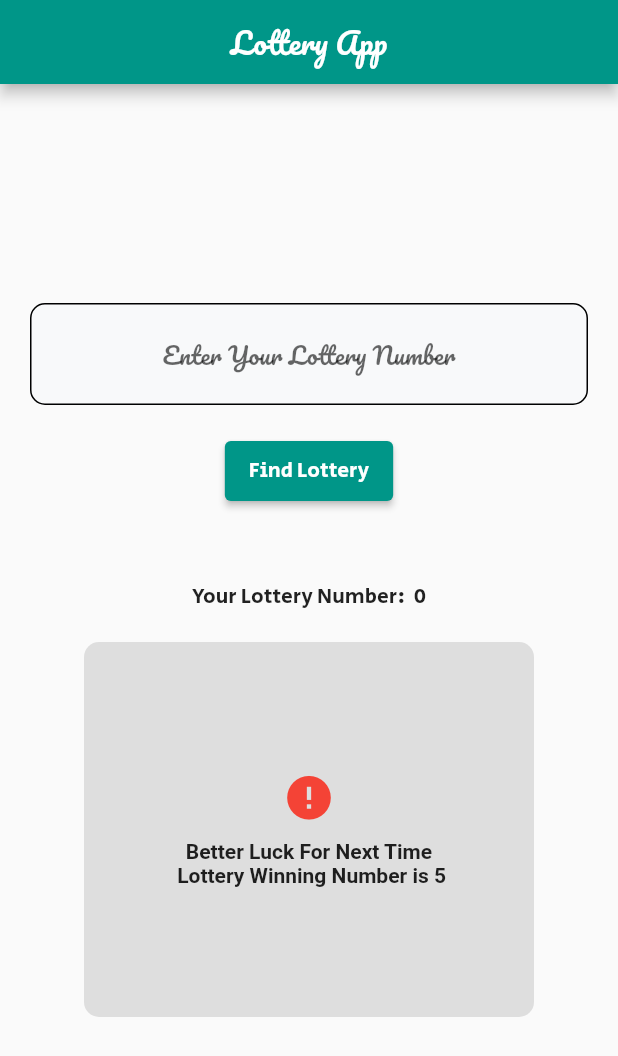
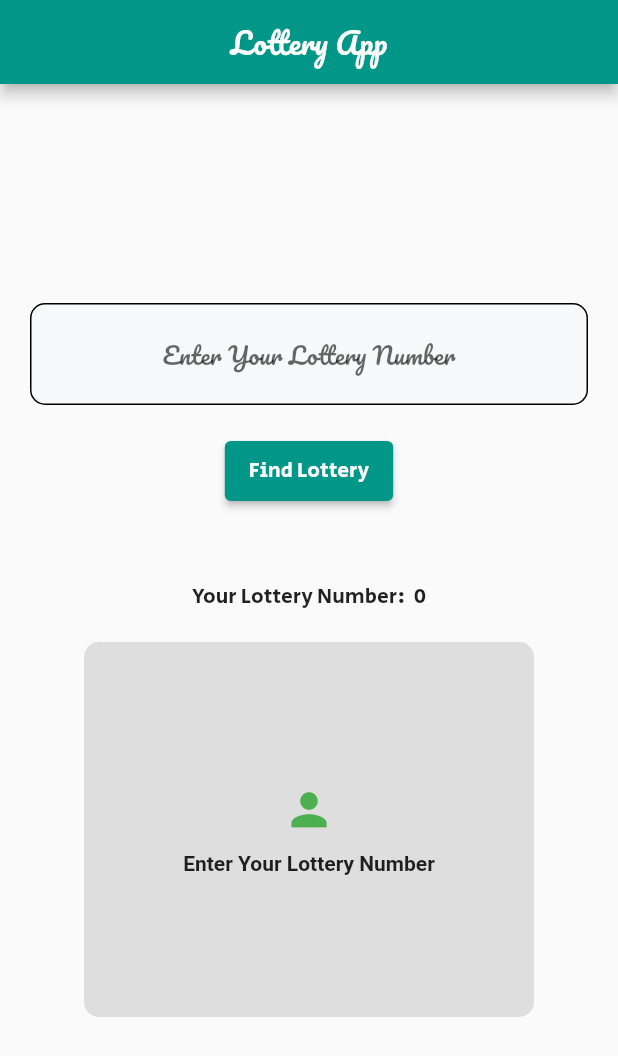
Before and after one commit to Fareed-Shah/Lottery_App, a Flutter app: the screen it shows after launch, on a phone screen of 412 x 824 dp. Shown: the top 1056 px of the screen. Run offline on Flutter 3.47's test engine with Material 2 defaults, Android fonts, the phone set to English and light mode, and no system bars.

Commit message:
lottery app

```diff
--- a/lib/main.dart
+++ b/lib/main.dart
@@ -32,6 +32,7 @@ class _MyAppState extends State<MyApp> {
         ),
         body: SafeArea(
             child: Center(
+          child: SingleChildScrollView(
             child: Column(
               crossAxisAlignment: CrossAxisAlignment.center,
               mainAxisAlignment: MainAxisAlignment.center,
@@ -91,7 +92,26 @@ class _MyAppState extends State<MyApp> {
                   decoration: BoxDecoration(
                       color: Colors.grey.withOpacity(0.3),
                       borderRadius: BorderRadius.circular(10)),
-                child: x == input
+                  child: input == 0
+                      ? Column(
+                          mainAxisAlignment: MainAxisAlignment.center,
+                          children: const [
+                            Icon(
+                              Icons.person,
+                              color: Colors.green,
+                              size: 35.0,
+                            ),
+                            SizedBox(
+                              height: 10.00,
+                            ),
+                            Text(
+                              'Enter Your Lottery Number',
+                              textAlign: TextAlign.center,
+                              style: TextStyle(fontWeight: FontWeight.bold),
+                            ),
+                          ],
+                        )
+                      : x == input
                           ? Column(
                               mainAxisAlignment: MainAxisAlignment.center,
                               children: const [
@@ -124,13 +144,15 @@ class _MyAppState extends State<MyApp> {
                                 Text(
                                   'Better Luck For Next Time \n Lottery Winning Number is $x',
                                   textAlign: TextAlign.center,
-                            style: const TextStyle(fontWeight: FontWeight.bold),
+                                  style: const TextStyle(
+                                      fontWeight: FontWeight.bold),
                                 ),
                               ],
                             ),
                 ),
               ],
             ),
+          ),
         )),
       ),
     );
```
Lines whose indentation alone changed are shown as unchanged.
